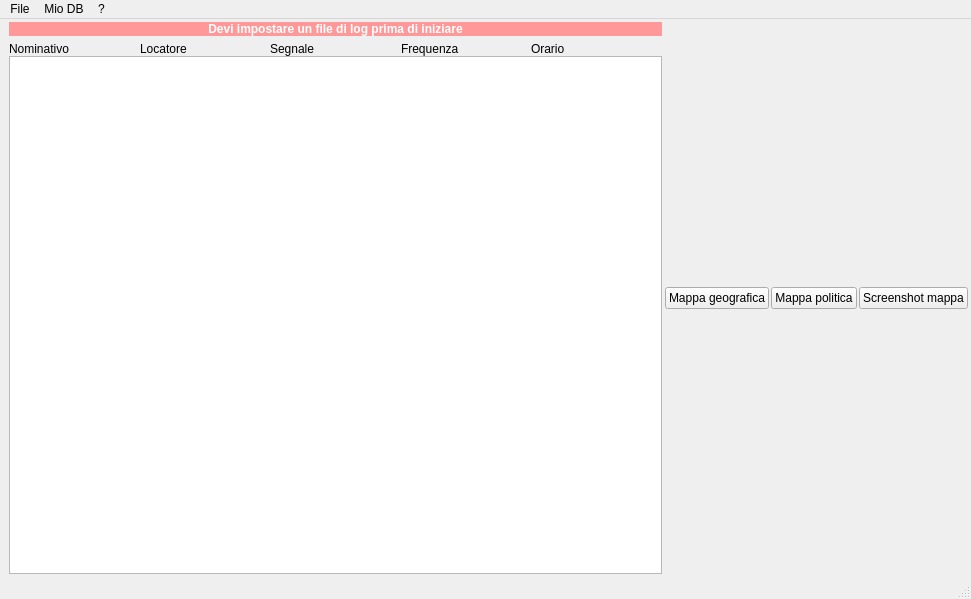
Before: the Qt Designer form mainwindow.ui in DoppiaZeta/RFLog, drawn with Qt 5.
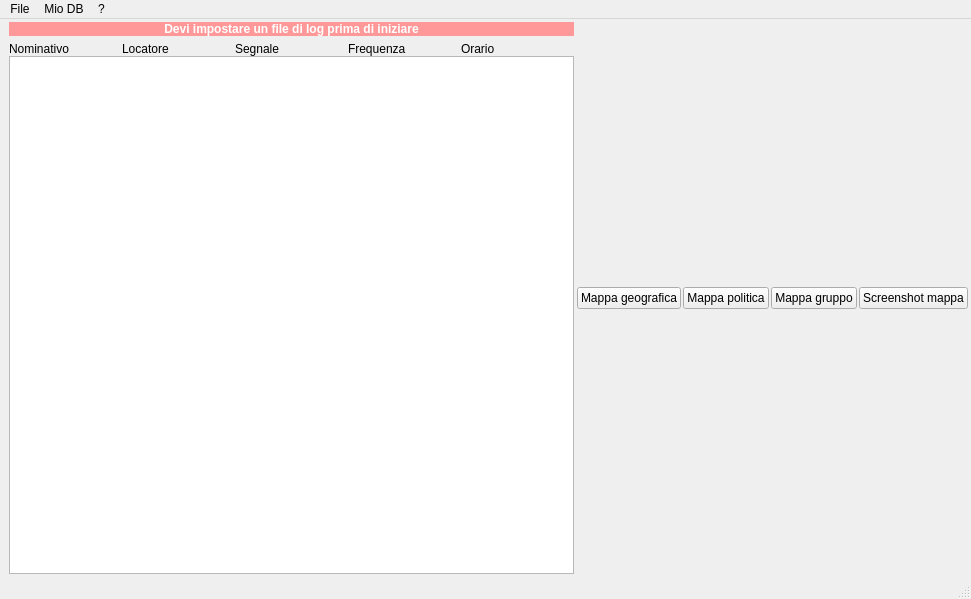
After: the same form once the commit is applied.

Commit message: fix lat lon nel DB, mappa a gruppi

The edit to the form file:
```diff
--- a/mainwindow.ui
+++ b/mainwindow.ui
@@ -131,6 +131,13 @@
           </property>
          </widget>
         </item>
+        <item>
+         <widget class="QPushButton" name="mappaGruppo">
+          <property name="text">
+           <string>Mappa gruppo</string>
+          </property>
+         </widget>
+        </item>
         <item>
          <widget class="QPushButton" name="mappaScreenshot">
           <property name="text">
```
The commit also changes 14 other files.
